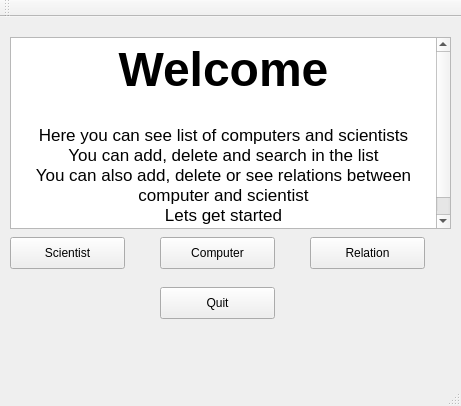
Old version of the form mainwindow.ui in the repository sandraBender/VLN1-hopur2.
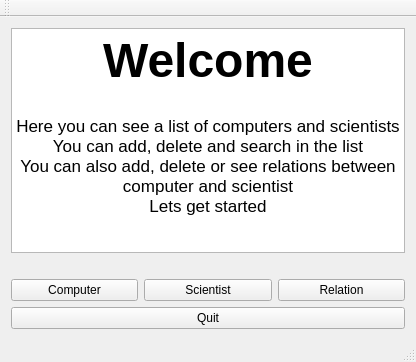
New version of the form.

```diff
--- a/mainwindow.ui
+++ b/mainwindow.ui
@@ -6,89 +6,81 @@
    <rect>
     <x>0</x>
     <y>0</y>
-    <width>461</width>
-    <height>406</height>
+    <width>416</width>
+    <height>362</height>
    </rect>
   </property>
   <property name="windowTitle">
    <string>MainWindow</string>
   </property>
   <widget class="QWidget" name="centralWidget">
+   <layout class="QVBoxLayout" name="verticalLayout">
+    <item>
    <widget class="QTextBrowser" name="textBrowser">
-    <property name="geometry">
-     <rect>
-      <x>10</x>
-      <y>20</y>
-      <width>441</width>
-      <height>192</height>
-     </rect>
-    </property>
     <property name="html">
      <string>&lt;!DOCTYPE HTML PUBLIC &quot;-//W3C//DTD HTML 4.0//EN&quot; &quot;http://www.w3.org/TR/REC-html40/strict.dtd&quot;&gt;
 &lt;html&gt;&lt;head&gt;&lt;meta name=&quot;qrichtext&quot; content=&quot;1&quot; /&gt;&lt;style type=&quot;text/css&quot;&gt;
 p, li { white-space: pre-wrap; }
-&lt;/style&gt;&lt;/head&gt;&lt;body style=&quot; font-family:'.SF NS Text'; font-size:13pt; font-weight:400; font-style:normal;&quot;&gt;
+&lt;/style&gt;&lt;/head&gt;&lt;body style=&quot; font-family:'MS Shell Dlg 2'; font-size:8.25pt; font-weight:400; font-style:normal;&quot;&gt;
 &lt;p align=&quot;center&quot; style=&quot; margin-top:0px; margin-bottom:0px; margin-left:0px; margin-right:0px; -qt-block-indent:0; text-indent:0px;&quot;&gt;&lt;span style=&quot; font-family:'.Helvetica Neue DeskInterface'; font-size:36pt; font-weight:600;&quot;&gt;Welcome&lt;/span&gt;&lt;/p&gt;
 &lt;p align=&quot;center&quot; style=&quot;-qt-paragraph-type:empty; margin-top:0px; margin-bottom:0px; margin-left:0px; margin-right:0px; -qt-block-indent:0; text-indent:0px; font-family:'.Helvetica Neue DeskInterface'; font-size:18pt; font-weight:600;&quot;&gt;&lt;br /&gt;&lt;/p&gt;
-&lt;p align=&quot;center&quot; style=&quot; margin-top:0px; margin-bottom:0px; margin-left:0px; margin-right:0px; -qt-block-indent:0; text-indent:0px;&quot;&gt;&lt;span style=&quot; font-family:'.Helvetica Neue DeskInterface';&quot;&gt;Here you can see list of computers and scientists&lt;/span&gt;&lt;/p&gt;
-&lt;p align=&quot;center&quot; style=&quot; margin-top:0px; margin-bottom:0px; margin-left:0px; margin-right:0px; -qt-block-indent:0; text-indent:0px;&quot;&gt;&lt;span style=&quot; font-family:'.Helvetica Neue DeskInterface';&quot;&gt;You can add, delete and search in the list&lt;/span&gt;&lt;/p&gt;
-&lt;p align=&quot;center&quot; style=&quot; margin-top:0px; margin-bottom:0px; margin-left:0px; margin-right:0px; -qt-block-indent:0; text-indent:0px;&quot;&gt;&lt;span style=&quot; font-family:'.Helvetica Neue DeskInterface';&quot;&gt;You can also add, delete or see relations between computer and scientist&lt;/span&gt;&lt;/p&gt;
-&lt;p align=&quot;center&quot; style=&quot; margin-top:0px; margin-bottom:0px; margin-left:0px; margin-right:0px; -qt-block-indent:0; text-indent:0px;&quot;&gt;&lt;span style=&quot; font-family:'.Helvetica Neue DeskInterface';&quot;&gt;Lets get started&lt;/span&gt;&lt;/p&gt;
-&lt;p align=&quot;center&quot; style=&quot;-qt-paragraph-type:empty; margin-top:0px; margin-bottom:0px; margin-left:0px; margin-right:0px; -qt-block-indent:0; text-indent:0px; font-family:'.Helvetica Neue DeskInterface';&quot;&gt;&lt;br /&gt;&lt;/p&gt;&lt;/body&gt;&lt;/html&gt;</string>
-    </property>
-   </widget>
-   <widget class="QPushButton" name="button_scientist">
-    <property name="geometry">
-     <rect>
-      <x>10</x>
-      <y>220</y>
-      <width>115</width>
-      <height>32</height>
-     </rect>
-    </property>
-    <property name="text">
-     <string>Scientist</string>
-    </property>
-   </widget>
+&lt;p align=&quot;center&quot; style=&quot; margin-top:0px; margin-bottom:0px; margin-left:0px; margin-right:0px; -qt-block-indent:0; text-indent:0px;&quot;&gt;&lt;span style=&quot; font-family:'.Helvetica Neue DeskInterface'; font-size:13pt;&quot;&gt;Here you can see a list of computers and scientists&lt;/span&gt;&lt;/p&gt;
+&lt;p align=&quot;center&quot; style=&quot; margin-top:0px; margin-bottom:0px; margin-left:0px; margin-right:0px; -qt-block-indent:0; text-indent:0px;&quot;&gt;&lt;span style=&quot; font-family:'.Helvetica Neue DeskInterface'; font-size:13pt;&quot;&gt;You can add, delete and search in the list&lt;/span&gt;&lt;/p&gt;
+&lt;p align=&quot;center&quot; style=&quot; margin-top:0px; margin-bottom:0px; margin-left:0px; margin-right:0px; -qt-block-indent:0; text-indent:0px;&quot;&gt;&lt;span style=&quot; font-family:'.Helvetica Neue DeskInterface'; font-size:13pt;&quot;&gt;You can also add, delete or see relations between computer and scientist&lt;/span&gt;&lt;/p&gt;
+&lt;p align=&quot;center&quot; style=&quot; margin-top:0px; margin-bottom:0px; margin-left:0px; margin-right:0px; -qt-block-indent:0; text-indent:0px;&quot;&gt;&lt;span style=&quot; font-family:'.Helvetica Neue DeskInterface'; font-size:13pt;&quot;&gt;Lets get started&lt;/span&gt;&lt;/p&gt;
+&lt;p align=&quot;center&quot; style=&quot;-qt-paragraph-type:empty; margin-top:0px; margin-bottom:0px; margin-left:0px; margin-right:0px; -qt-block-indent:0; text-indent:0px; font-family:'.Helvetica Neue DeskInterface'; font-size:13pt;&quot;&gt;&lt;br /&gt;&lt;/p&gt;&lt;/body&gt;&lt;/html&gt;</string>
+      </property>
+     </widget>
+    </item>
+    <item>
+     <spacer name="horizontalSpacer">
+      <property name="orientation">
+       <enum>Qt::Horizontal</enum>
+      </property>
+      <property name="sizeHint" stdset="0">
+       <size>
+        <width>40</width>
+        <height>20</height>
+       </size>
+      </property>
+     </spacer>
+    </item>
+    <item>
+     <layout class="QHBoxLayout" name="horizontalLayout">
+      <property name="sizeConstraint">
+       <enum>QLayout::SetNoConstraint</enum>
+      </property>
+      <item>
    <widget class="QPushButton" name="button_computer">
-    <property name="geometry">
-     <rect>
-      <x>160</x>
-      <y>220</y>
-      <width>115</width>
-      <height>32</height>
-     </rect>
-    </property>
     <property name="text">
      <string>Computer</string>
     </property>
    </widget>
+      </item>
+      <item>
+       <widget class="QPushButton" name="button_scientist">
+        <property name="text">
+         <string>Scientist</string>
+        </property>
+       </widget>
+      </item>
+      <item>
    <widget class="QPushButton" name="button_relation">
-    <property name="geometry">
-     <rect>
-      <x>310</x>
-      <y>220</y>
-      <width>115</width>
-      <height>32</height>
-     </rect>
-    </property>
     <property name="text">
      <string>Relation</string>
     </property>
    </widget>
+      </item>
+     </layout>
+    </item>
+    <item>
    <widget class="QPushButton" name="button_quit">
-    <property name="geometry">
-     <rect>
-      <x>160</x>
-      <y>270</y>
-      <width>115</width>
-      <height>32</height>
-     </rect>
-    </property>
     <property name="text">
      <string>Quit</string>
     </property>
    </widget>
+    </item>
+   </layout>
   </widget>
   <widget class="QToolBar" name="mainToolBar">
    <attribute name="toolBarArea">
```
Left out of the diff: 4 changed lines with no effect on the pictures. Lines whose indentation alone changed are shown as unchanged.
